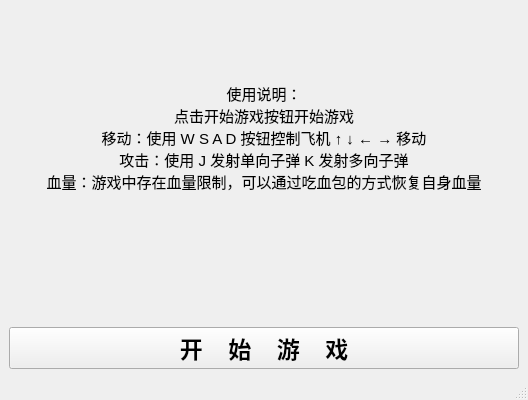
This is resources/UI/start_window.ui in geoli91/aerial-warfare as Qt 5 draws it before an edit; both pictures show x 0 to 528 and y 428 to 828 of the 528 by 828 pixel window. The edited form follows.
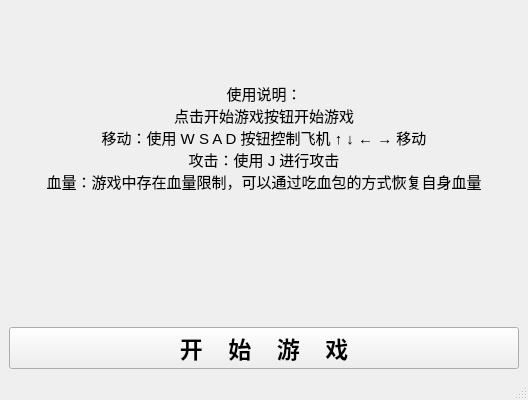
This is the edited form. Icons and pictures are not drawn.

Commit message: 实现飞机类；实现玩家飞机发射子弹；实现界面定时刷新

```diff
--- a/resources/UI/start_window.ui
+++ b/resources/UI/start_window.ui
@@ -15,6 +15,25 @@
   </property>
   <widget class="QWidget" name="centralwidget">
    <layout class="QGridLayout" name="gridLayout">
+    <item row="1" column="0">
+     <widget class="QLabel" name="label_start_note">
+      <property name="font">
+       <font>
+        <pointsize>11</pointsize>
+       </font>
+      </property>
+      <property name="text">
+       <string>使用说明：
+点击开始游戏按钮开始游戏
+移动：使用 W S A D 按钮控制飞机 ↑ ↓ ← → 移动
+攻击：使用 J 进行攻击
+血量：游戏中存在血量限制，可以通过吃血包的方式恢复自身血量</string>
+      </property>
+      <property name="alignment">
+       <set>Qt::AlignCenter</set>
+      </property>
+     </widget>
+    </item>
     <item row="2" column="0">
      <widget class="QPushButton" name="pushButton">
       <property name="minimumSize">
@@ -48,25 +67,6 @@
       </property>
      </widget>
     </item>
-    <item row="1" column="0">
-     <widget class="QLabel" name="label_2">
-      <property name="font">
-       <font>
-        <pointsize>11</pointsize>
-       </font>
-      </property>
-      <property name="text">
-       <string>使用说明：
-点击开始游戏按钮开始游戏
-移动：使用 W S A D 按钮控制飞机 ↑ ↓ ← → 移动
-攻击：使用 J 发射单向子弹 K 发射多向子弹
-血量：游戏中存在血量限制，可以通过吃血包的方式恢复自身血量</string>
-      </property>
-      <property name="alignment">
-       <set>Qt::AlignCenter</set>
-      </property>
-     </widget>
-    </item>
    </layout>
   </widget>
   <widget class="QMenuBar" name="menubar">
```
Left out of the diff: 10 changed lines with no effect on the pictures. The commit also changes 2065 other files.
